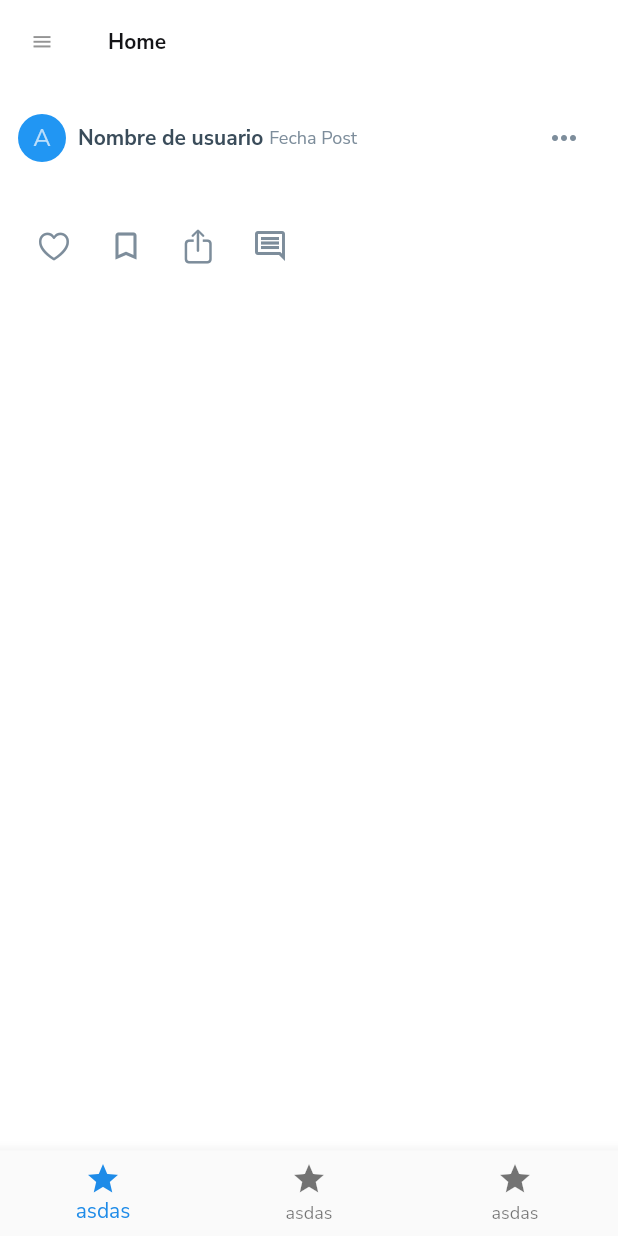
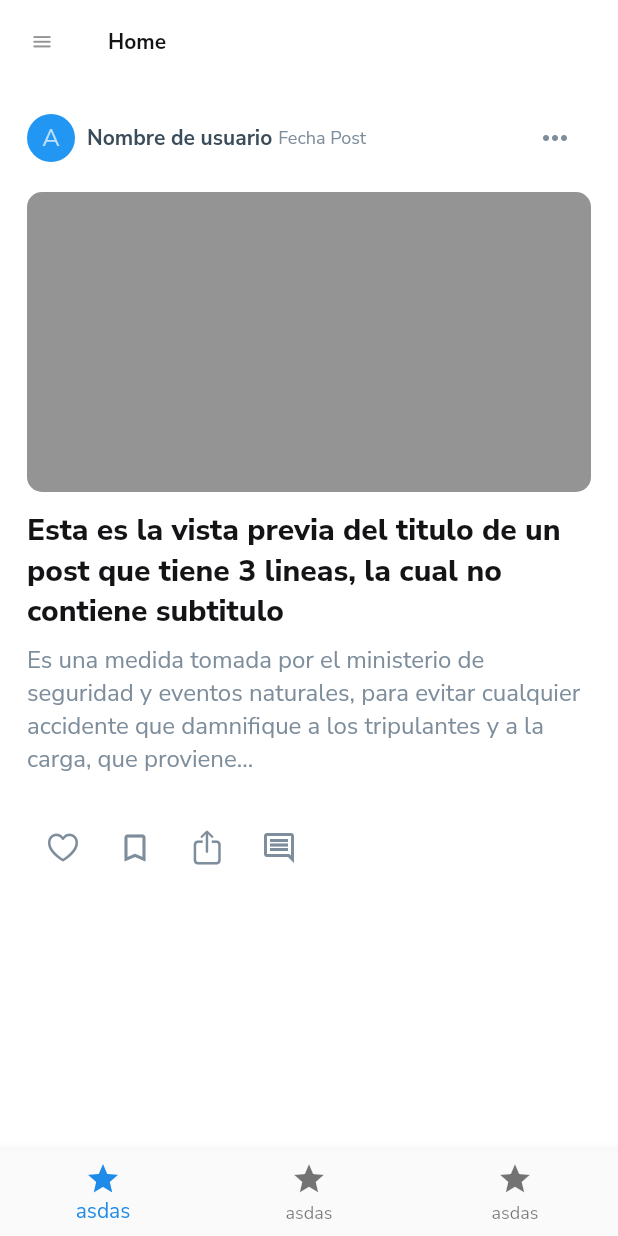
Before and after one commit to Richard-ece/JamReStore-1, a Flutter app: the HomePage screen opened by its route, on a phone screen of 412 x 824 dp. Run offline on Flutter 3.47's test engine with Material 2 defaults, Android fonts, the phone set to English and light mode, and no system bars; our stand-ins replace bloc, cached_network_image, dio, equatable, flutter_bloc, flutter_hooks and 5 more; generated files the repository leaves out were written again; key blocks and very long unbroken strings in the code were emptied for the run.

Commit message:
Multimedia and title post

```diff
--- a/lib/components/card_post.dart
+++ b/lib/components/card_post.dart
@@ -1,6 +1,8 @@
 import 'package:flutter/material.dart';
 import 'package:jam_re_store/components/interaction_bar.dart';
 import 'package:jam_re_store/components/post_user_header.dart';
+import 'package:jam_re_store/styles/color_theme.dart';
+import 'package:jam_re_store/styles/text_styles_app.dart';
 
 class CardPost extends StatelessWidget {
   const CardPost({Key? key}) : super(key: key);
@@ -25,7 +27,17 @@ class MultimediaContainer extends StatelessWidget {
 
   @override
   Widget build(BuildContext context) {
-    return Container();
+    return Padding(
+      padding: const EdgeInsets.symmetric(horizontal: 18),
+      child: Container(
+        width: double.infinity,
+        height: 200,
+        decoration: BoxDecoration(
+          color: ColorTheme.grey2,
+          borderRadius: BorderRadius.circular(10),
+        ),
+      ),
+    );
   }
 }
 
@@ -34,6 +46,23 @@ class TitlePreview extends StatelessWidget {
 
   @override
   Widget build(BuildContext context) {
-    return Container();
+    return Container(
+      padding: EdgeInsets.symmetric(horizontal: 18, vertical: 12),
+      child: Column(
+        children: [
+          Text(
+            'Esta es la vista previa del titulo de un post que tiene 3 lineas, la cual no contiene subtitulo',
+            style: TextStyleApp.headlinesBase(ColorTheme.textBlack),
+          ),
+          Padding(
+            padding: const EdgeInsets.only(top: 8),
+            child: Text(
+              'Es una medida tomada por el ministerio de seguridad y eventos naturales, para evitar cualquier accidente que damnifique a los tripulantes y a la carga, que proviene...',
+              style: TextStyleApp.bodyBase(ColorTheme.grey),
+            ),
+          )
+        ],
+      ),
+    );
   }
 }
--- a/lib/components/interaction_bar.dart
+++ b/lib/components/interaction_bar.dart
@@ -8,7 +8,7 @@ class InteractionBar extends StatelessWidget {
   @override
   Widget build(BuildContext context) {
     return Padding(
-      padding: const EdgeInsets.all(12.0),
+      padding: const EdgeInsets.symmetric(horizontal: 18, vertical: 12),
       child: Row(
         children: [
           LikeButton(),
--- a/lib/components/post_user_header.dart
+++ b/lib/components/post_user_header.dart
@@ -8,7 +8,7 @@ class PostUserHeader extends StatelessWidget {
   @override
   Widget build(BuildContext context) {
     return Padding(
-      padding: const EdgeInsets.all(12.0),
+      padding: const EdgeInsets.symmetric(horizontal: 18, vertical: 12),
       child: Row(
         mainAxisAlignment: MainAxisAlignment.spaceBetween,
         children: [
```
